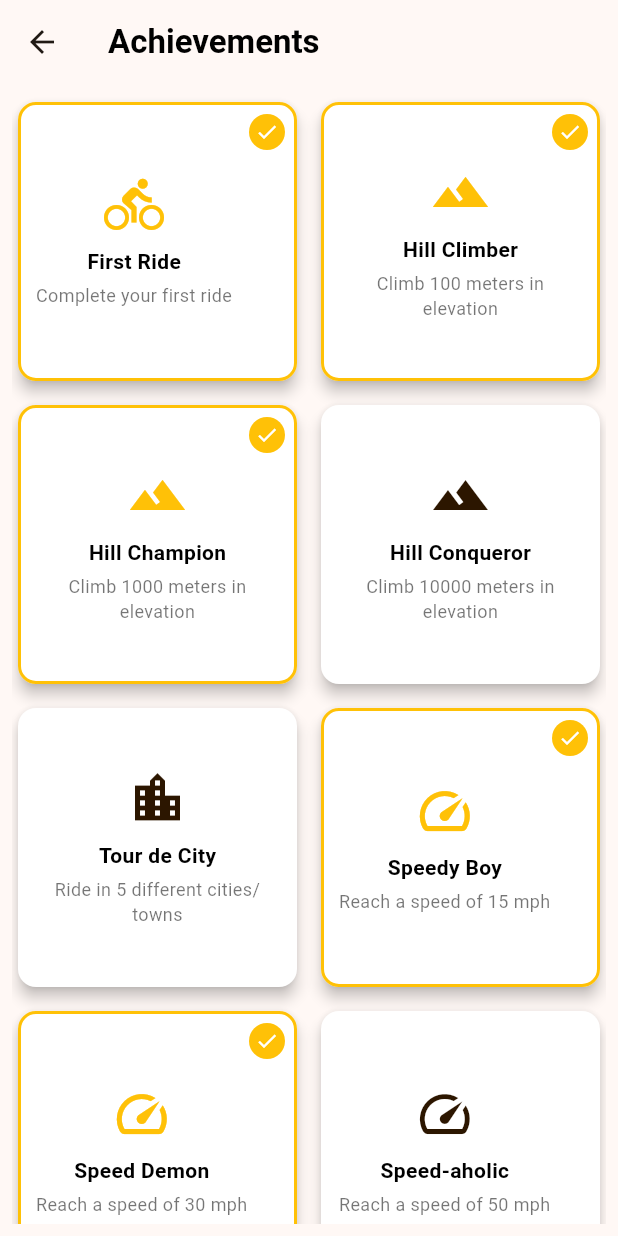
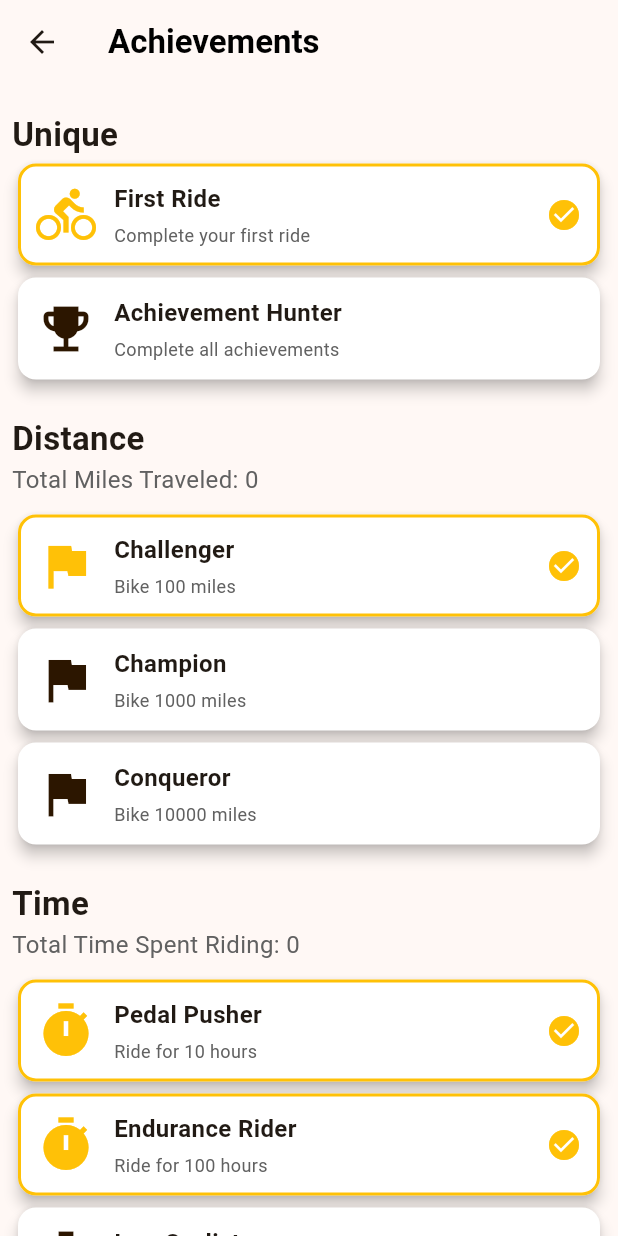
Before and after one commit to UCD-193AB-ws24/CycleGuardFrontend, a Flutter app: the AchievementsPage screen opened directly, on a phone screen of 412 x 824 dp. Run offline on Flutter 3.47's test engine with Material 3 defaults, Android fonts, the phone set to English and light mode, and no system bars; our stand-ins replace fl_chart, fluttertoast, get, google_fonts, smooth_page_indicator; missing offline and left inert: dart:ffi.

Commit message:
Achievements page layout refactored. Still need to connect user data and progress.

```diff
--- a/lib/pages/achievements_page.dart
+++ b/lib/pages/achievements_page.dart
@@ -2,71 +2,86 @@ import 'package:flutter/material.dart';
 import '../main.dart';
 
 class AchievementsPage extends StatelessWidget {
-  final List<Map<String, dynamic>> achievements = [
+  final List<Map<String, dynamic>> uniqueAchievements = [
     {'title': 'First Ride', 'description': 'Complete your first ride', 'icon': Icons.directions_bike},
-    {'title': 'Hill Climber', 'description': 'Climb 100 meters in elevation', 'icon': Icons.terrain},
-    {'title': 'Hill Champion', 'description': 'Climb 1000 meters in elevation', 'icon': Icons.terrain},
-    {'title': 'Hill Conqueror', 'description': 'Climb 10000 meters in elevation', 'icon': Icons.terrain},
-    {'title': 'Tour de City', 'description': 'Ride in 5 different cities/towns', 'icon': Icons.location_city},
-    {'title': 'Speedy Boy', 'description': 'Reach a speed of 15 mph', 'icon': Icons.speed},
-    {'title': 'Speed Demon', 'description': 'Reach a speed of 30 mph', 'icon': Icons.speed},
-    {'title': 'Speed-aholic', 'description': 'Reach a speed of 50 mph', 'icon': Icons.speed},
-    {'title': 'Endurance Master', 'description': 'Ride for 3 hours nonstop', 'icon': Icons.timer},
-    {'title': 'Daily Rider', 'description': 'Ride everyday for a week', 'icon': Icons.calendar_today},
-    {'title': 'Month of Miles', 'description': 'Ride everyday for a month', 'icon': Icons.calendar_today},
-    {'title': 'Year-Round Rider', 'description': 'Ride everyday for a year', 'icon': Icons.calendar_today},
+    {'title': 'Achievement Hunter', 'description': 'Complete all achievements', 'icon': Icons.emoji_events},
   ];
 
-  // Manually set which achievements are complete (True means complete)
+  final List<Map<String, dynamic>> distanceAchievements = [
+    {'title': 'Challenger', 'description': 'Bike 100 miles', 'icon': Icons.flag},
+    {'title': 'Champion', 'description': 'Bike 1000 miles', 'icon': Icons.flag},
+    {'title': 'Conqueror', 'description': 'Bike 10000 miles', 'icon': Icons.flag},
+  ];
+
+  final List<Map<String, dynamic>> timeAchievements = [
+    {'title': 'Pedal Pusher', 'description': 'Ride for 10 hours', 'icon': Icons.timer},
+    {'title': 'Endurance Rider', 'description': 'Ride for 100 hours', 'icon': Icons.timer},
+    {'title': 'Iron Cyclist', 'description': 'Ride for 1000 hours', 'icon': Icons.timer},
+  ];
+
+  final List<Map<String, dynamic>> consistencyAchievements = [
+    {'title': 'Daily Rider', 'description': 'Ride every day for a week', 'icon': Icons.calendar_today},
+    {'title': 'Month of Miles', 'description': 'Ride every day for a month', 'icon': Icons.calendar_today},
+    {'title': 'Year-Round Rider', 'description': 'Ride every day for a year', 'icon': Icons.calendar_today},
+  ];
+
   final List<bool> achievementsCompleted = [
-    true, // First Ride
-    true, // Hill Climber
-    true, // Hill Champion
-    false, // Hill Conqueror
-    false, // Tour de City
-    true, // Speedy Boy
-    true, // Speed Demon
-    false, // Speed-aholic
-    true, // Endurance Master
-    true, // Daily Rider
-    true, // Month of Miles
-    false, // Year-Round Rider
+    true, false, true, false, false, true, true, false, true, false, false
   ];
+
+  int achievementIndex = 0;
 
   @override
   Widget build(BuildContext context) {
     final selectedColor = Theme.of(context).colorScheme.primary;
     final isDarkMode = Theme.of(context).brightness == Brightness.dark;
 
+    achievementIndex = 0;
+
     return Scaffold(
       appBar: createAppBar(context, 'Achievements'),
-      body: LayoutBuilder(
-        builder: (context, constraints) {
-          int columns = (constraints.maxWidth / 150).floor().clamp(1, 4);
+      body: ListView(
+        padding: const EdgeInsets.all(8.0),
+        children: [
+          _buildSection('Unique', '', uniqueAchievements, selectedColor, isDarkMode),
+          _buildSection('Distance', 'Total Miles Traveled: 0', distanceAchievements, selectedColor, isDarkMode),
+          _buildSection('Time', 'Total Time Spent Riding: 0', timeAchievements, selectedColor, isDarkMode),
+          _buildSection('Consistency', 'Days in a Row: 0', consistencyAchievements, selectedColor, isDarkMode),
+        ],
+      ),
+    );
+  }
+
+  Widget _buildSection(String title, String subtitle, List<Map<String, dynamic>> achievements, Color selectedColor, bool isDarkMode) {
     return Padding(
-            padding: const EdgeInsets.all(8.0),
-            child: GridView.builder(
-              gridDelegate: SliverGridDelegateWithFixedCrossAxisCount(
-                crossAxisCount: columns,
-                crossAxisSpacing: 8,
-                mainAxisSpacing: 8,
-                childAspectRatio: 1.0,
+      padding: const EdgeInsets.symmetric(vertical: 10),
+      child: Column(
+        crossAxisAlignment: CrossAxisAlignment.start,
+        children: [
+          Text(
+            title,
+            style: TextStyle(fontSize: 22, fontWeight: FontWeight.bold),
           ),
-              itemCount: achievements.length,
-              itemBuilder: (context, index) {
-                bool isCompleted = achievementsCompleted[index];
+          if (subtitle.isNotEmpty)
+            Padding(
+              padding: const EdgeInsets.only(bottom: 8),
+              child: Text(
+                subtitle,
+                style: TextStyle(fontSize: 16, color: Colors.grey[700]),
+              ),
+            ),
+          ...achievements.map((achievement) {
+            final index = achievementIndex++; // Assign and increment the global index
             return AchievementCard(
-                  title: achievements[index]['title']!,
-                  description: achievements[index]['description']!,
-                  icon: achievements[index]['icon'],
+              title: achievement['title']!,
+              description: achievement['description']!,
+              icon: achievement['icon'],
               selectedColor: selectedColor,
               isDarkMode: isDarkMode,
-                  isCompleted: isCompleted,
+              isCompleted: achievementsCompleted[index],
             );
-              },
-            ),
-          );
-        },
+          }),
+        ],
       ),
     );
   }
@@ -100,54 +115,41 @@ class AchievementCard extends StatelessWidget {
         ),
       ),
       elevation: 4,
-      color: isDarkMode ? Theme.of(context).colorScheme.onSecondaryFixedVariant : Colors.white, // Card color
-      child: Stack(
-        children: [
-          Padding(
+      color: isDarkMode ? Theme.of(context).colorScheme.onSecondaryFixedVariant : Colors.white,
+      child: Padding(
         padding: const EdgeInsets.all(12.0),
-            child: Column(
-              mainAxisAlignment: MainAxisAlignment.center,
+        child: Row(
           children: [
             Icon(
               icon,
               size: 40,
-                  color: isCompleted ? Colors.amber : Theme.of(context).colorScheme.onPrimaryFixed, // Icon color
+              color: isCompleted ? Colors.amber : Theme.of(context).colorScheme.onPrimaryFixed,
             ),
-                SizedBox(height: 8),
+            SizedBox(width: 12),
+            Expanded(
+              child: Column(
+                crossAxisAlignment: CrossAxisAlignment.start,
+                children: [
                   Text(
                     title,
-                  style: TextStyle(
-                    fontWeight: FontWeight.bold,
-                    color: isDarkMode ? Colors.white : Colors.black,
-                  ),
+                    style: TextStyle(fontWeight: FontWeight.bold, fontSize: 16),
                   ),
                   SizedBox(height: 4),
                   Text(
                     description,
-                  textAlign: TextAlign.center,
-                  style: TextStyle(
-                    fontSize: 12,
-                    color: isDarkMode ? Colors.white70 : Colors.black54,
-                  ),
+                    style: TextStyle(fontSize: 12, color: Colors.grey[700]),
                   ),
                 ],
               ),
             ),
             if (isCompleted)
-            Positioned(
-              top: 8,
-              right: 8,
-              child: CircleAvatar(
-                radius: 12,
-                backgroundColor: Colors.amber,
-                child: Icon(
-                  Icons.check,
-                  size: 16,
-                  color: Colors.white,
-                ),
-              ),
+              Icon(
+                Icons.check_circle,
+                color: Colors.amber,
+                size: 24,
               ),
           ],
+        ),
       ),
     );
   }
```
Lines whose indentation alone changed are shown as unchanged.
